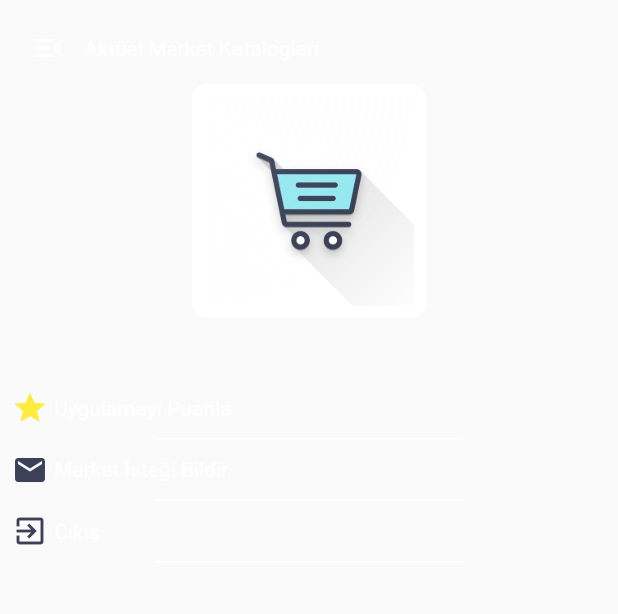
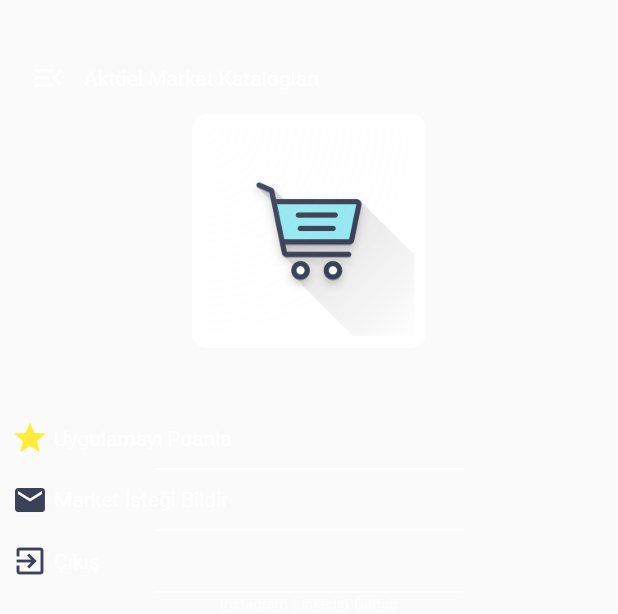
Before and after one commit to Keyvan14162/aktuel_market_kataloglari, a Flutter app: the ZoomDrawerMenuScreen widget shown alone on an empty page, opened directly, on a phone screen of 412 x 824 dp. Shown: the top 614 px of the screen. Run offline on Flutter 3.47's test engine with Material 2 defaults, Android fonts, the phone set to English and light mode, and no system bars; our stand-ins replace cached_network_image, carousel_slider, flutter_zoom_drawer, internet_connection_checker, photo_view; network calls fail.

Commit message:
fixed drawer overflow

```diff
--- a/lib/main.dart
+++ b/lib/main.dart
@@ -4,7 +4,7 @@ import 'package:flutter/services.dart';
 
 void main() {
   WidgetsFlutterBinding.ensureInitialized();
-  SystemChrome.setEnabledSystemUIMode(SystemUiMode.immersiveSticky);
+  // SystemChrome.setEnabledSystemUIMode(SystemUiMode.immersive);
 
   runApp(const MyApp());
 }
--- a/lib/widgets/zoom_drawer_menu_screen.dart
+++ b/lib/widgets/zoom_drawer_menu_screen.dart
@@ -17,7 +17,8 @@ class _ZoomDrawerMenuScreenState extends State<ZoomDrawerMenuScreen> {
   final double dividerContainerHeight = 1;
   @override
   Widget build(BuildContext context) {
-    return Container(
+    return SingleChildScrollView(
+      child: Container(
         color: Theme.of(context).primaryColor.withOpacity(0.0),
         child: Column(
           crossAxisAlignment: CrossAxisAlignment.start,
@@ -31,7 +32,7 @@ class _ZoomDrawerMenuScreenState extends State<ZoomDrawerMenuScreen> {
                     ZoomDrawer.of(context)!.toggle();
                   },
                   child: Padding(
-                  padding: const EdgeInsets.fromLTRB(8, 8, 8, 40),
+                    padding: const EdgeInsets.fromLTRB(8, 28, 8, 40),
                     child: Center(
                       child: Column(
                         children: [
@@ -138,8 +139,8 @@ class _ZoomDrawerMenuScreenState extends State<ZoomDrawerMenuScreen> {
                     createBottomLinkeText(
                         "Instagram", "https://www.instagram.com/ismail_kyvsn/"),
                     const Text(" "),
-                  createBottomLinkeText(
-                      "Linkedin", "https://www.linkedin.com/in/ismail-keyvan/"),
+                    createBottomLinkeText("Linkedin",
+                        "https://www.linkedin.com/in/ismail-keyvan/"),
                     const Text(" "),
                     createBottomLinkeText(
                         "Github", "https://github.com/Keyvan14162"),
@@ -204,6 +205,7 @@ class _ZoomDrawerMenuScreenState extends State<ZoomDrawerMenuScreen> {
               ],
             )
           ],
+        ),
       ),
     );
   }
```
Also changed, not shown: lib/widgets/home_page.dart (+7 -1 lines), logos/11.png (added), logos/22.png (added), logos/33.png (added), logos/44.png (added), logos/Screenshot_1_1024x500.png (added), logos/playstore.png (added). Lines whose indentation alone changed are shown as unchanged.
